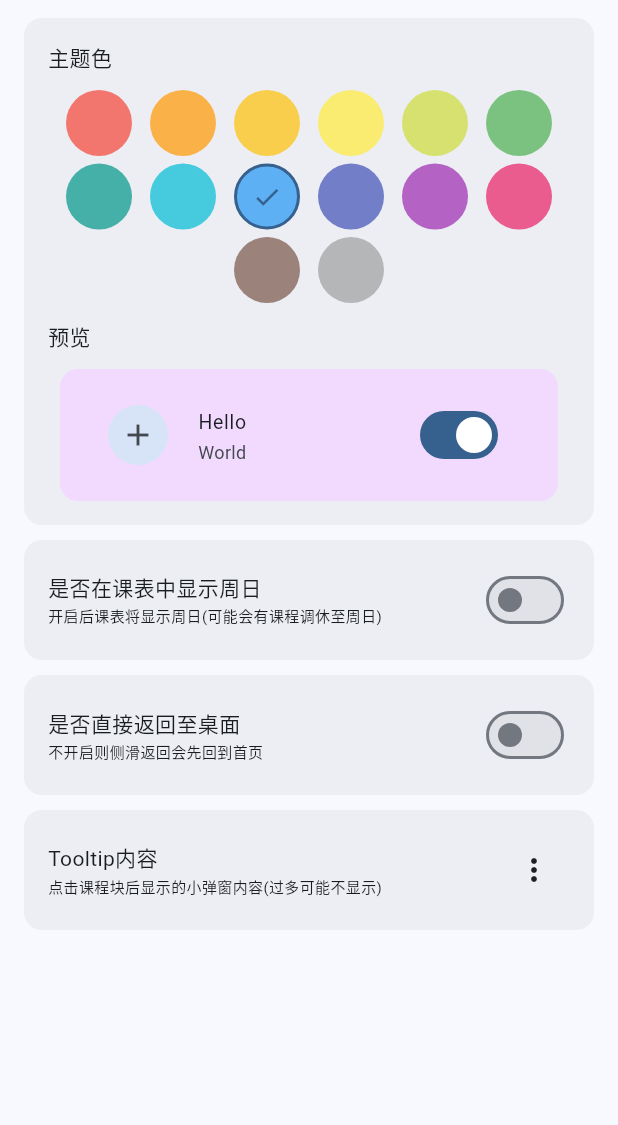
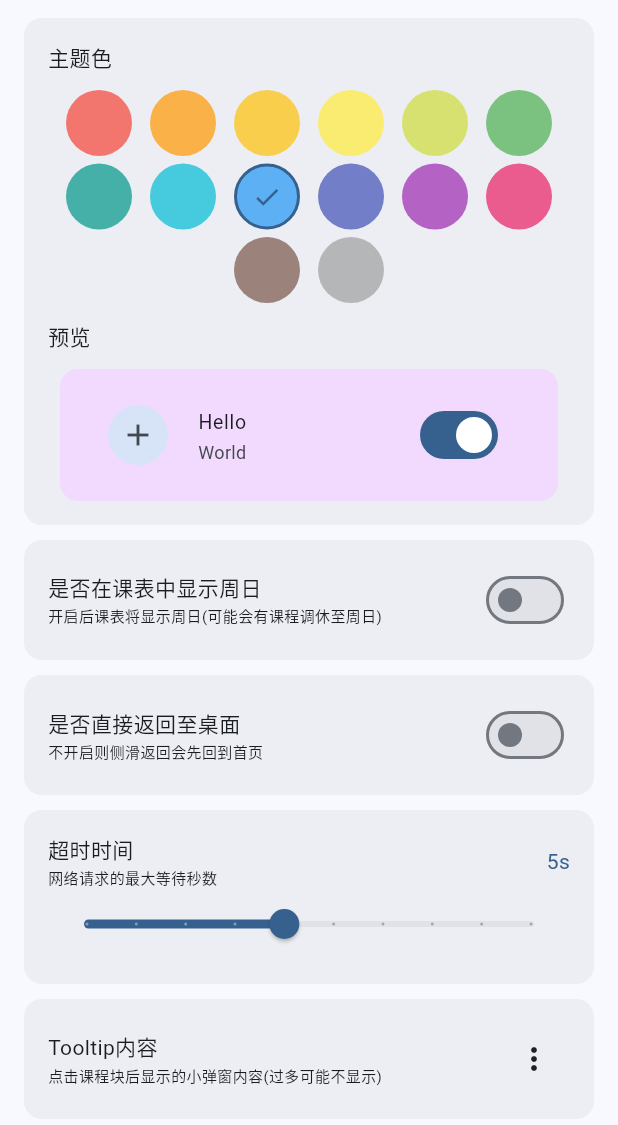
Before and after one commit to wzk0/zhanghuan, a Flutter app: the Setting widget shown alone on an empty page, opened directly, on a phone screen of 412 x 824 dp. Shown: the top 1125 px of the screen. Run offline on Flutter 3.47's test engine with Material 3 defaults, Android fonts, the phone set to English and light mode, and no system bars; our stand-ins replace flutter_material_design_icons, fluttertoast, package_info_plus, shared_preferences; missing offline and left inert: flutter_inappwebview; accounts and stored records are empty; network calls fail; Roboto replaces fonts that are missing (MiSans).

Commit message:
feat(setting): 添加网络请求超时时间设置功能
添加了可配置的网络请求超时时间设置项，用户可以在设置页面通过滑块调整
超时时间（1-10秒），该设置将保存到SharedPreferences并在网络请求中
应用。

fix(widget_tree): 移除学期结束标记中的本周提示

移除了学期周次显示中的"(本周)"标识，统一显示为"第 X 周"格式。

chore(release): 更新版本号至1.0.9

```diff
--- a/lib/pages/setting/setting.dart
+++ b/lib/pages/setting/setting.dart
@@ -30,6 +30,7 @@ class _SettingState extends State<Setting> {
 
   bool _showSunday = false;
   bool _directToDesktop = false;
+  double _timeout = 5.0;
 
   final Map<String, bool> _tooltipSettings = {
     '授课老师': true,
@@ -53,6 +54,7 @@ class _SettingState extends State<Setting> {
     setState(() {
       _showSunday = prefs.getBool('show_sunday') ?? false;
       _directToDesktop = prefs.getBool('direct_to_desktop') ?? false;
+      _timeout = prefs.getDouble('request_timeout') ?? 5.0;
       for (var key in _tooltipSettings.keys) {
         _tooltipSettings[key] = prefs.getBool('tooltip_$key') ?? true;
       }
@@ -62,6 +64,11 @@ class _SettingState extends State<Setting> {
   Future<void> _saveBoolSetting(String key, bool value) async {
     final prefs = await SharedPreferences.getInstance();
     await prefs.setBool(key, value);
+  }
+
+  Future<void> _saveDoubleSetting(String key, double value) async {
+    final prefs = await SharedPreferences.getInstance();
+    await prefs.setDouble(key, value);
   }
 
   @override
@@ -142,6 +149,49 @@ class _SettingState extends State<Setting> {
             setState(() => _directToDesktop = value);
             _saveBoolSetting('direct_to_desktop', value);
           },
+        ),
+        const SizedBox(height: 10),
+        Container(
+          decoration: BoxDecoration(
+            borderRadius: BorderRadius.circular(12),
+            color: Theme.of(context).colorScheme.surfaceContainer,
+          ),
+          padding: const EdgeInsets.all(16),
+          child: Column(
+            crossAxisAlignment: CrossAxisAlignment.start,
+            children: [
+              Row(
+                mainAxisAlignment: MainAxisAlignment.spaceBetween,
+                children: [
+                  const Column(
+                    crossAxisAlignment: CrossAxisAlignment.start,
+                    children: [
+                      Text('超时时间'),
+                      SizedBox(height: 2),
+                      Text('网络请求的最大等待秒数', style: TextStyle(fontSize: 10)),
+                    ],
+                  ),
+                  Text(
+                    '${_timeout.toInt()}s',
+                    style: TextStyle(
+                      color: Theme.of(context).colorScheme.primary,
+                    ),
+                  ),
+                ],
+              ),
+              Slider(
+                value: _timeout,
+                min: 1,
+                max: 10,
+                divisions: 9,
+                label: _timeout.toInt().toString(),
+                onChanged: (value) {
+                  setState(() => _timeout = value);
+                  _saveDoubleSetting('request_timeout', value);
+                },
+              ),
+            ],
+          ),
         ),
         const SizedBox(height: 10),
         Container(
--- a/lib/widget_tree.dart
+++ b/lib/widget_tree.dart
@@ -117,6 +117,8 @@ class _WidgetTreeState extends State<WidgetTree> with TickerProviderStateMixin {
 
   Future<void> _loadScheduleData({bool forceRefresh = false}) async {
     if (!_isLoggedIn || _currentSelected == null) return;
+    final prefs = await SharedPreferences.getInstance();
+    final userTimeoutSeconds = prefs.getDouble('request_timeout') ?? 8.0;
     String scheduleUrl =
         "https://eams.tjzhic.edu.cn/student/for-std/course-table/semester/${_currentSelected!.id}/print-data";
     Map<String, dynamic> params = {
@@ -139,7 +141,8 @@ class _WidgetTreeState extends State<WidgetTree> with TickerProviderStateMixin {
       final data = await NetworkService().request(
         scheduleUrl,
         queryParameters: params,
-        timeout: const Duration(seconds: 8),
+        // 将设置的超时时间应用到请求中
+        timeout: Duration(seconds: userTimeoutSeconds.toInt()),
       );
       if (data != null) {
         _processData(data);
@@ -500,7 +503,7 @@ class _WidgetTreeState extends State<WidgetTree> with TickerProviderStateMixin {
     }
     if (realWeek > 20) return "学期已结束 🎓";
     int viewWeek = _tabController.index + 1;
-    return '第 $viewWeek 周${(viewWeek == realWeek) ? ' (本周)' : ''}';
+    return '第 $viewWeek 周';
   }
 
   String getDate() {
--- a/pubspec.yaml
+++ b/pubspec.yaml
@@ -1,6 +1,6 @@
 name: zhanghuan
 description: "Tool for Tianjin ZHIC."
-version: 1.0.8
+version: 1.0.9
 
 environment:
   sdk: ^3.11.0
```
